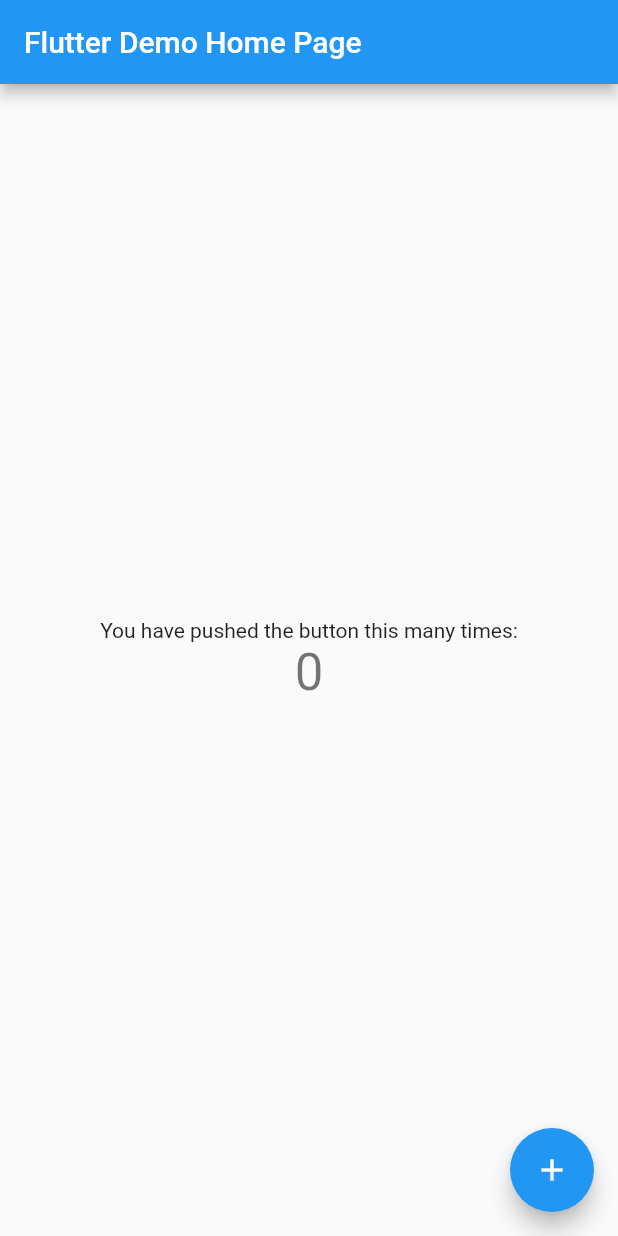
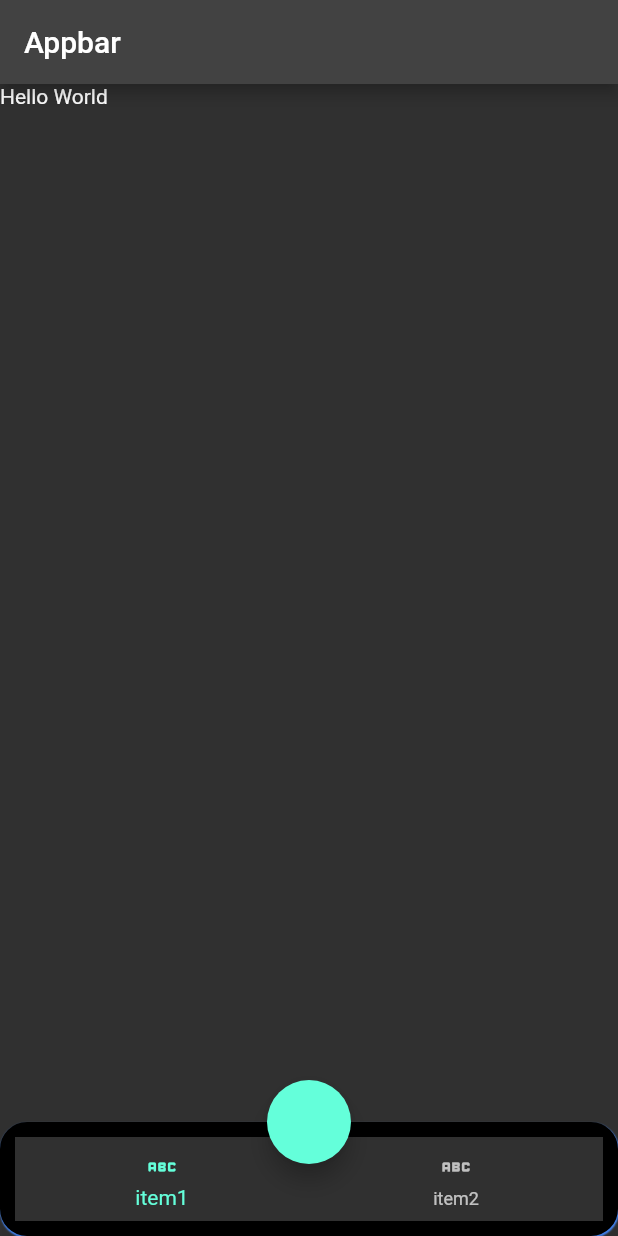
Before and after one commit to Berkay-Ates/FlutterFull, a Flutter app: the screen it shows after launch, on a phone screen of 412 x 824 dp. Run offline on Flutter 3.47's test engine with Material 2 defaults, Android fonts, the phone set to English and light mode, and no system bars.

Commit message:
ilk ders atlandı 2. dersin commiti

```diff
--- /dev/null
+++ b/lib/100/container_sized_learn.dart
@@ -0,0 +1,68 @@
+import 'package:flutter/material.dart';
+
+class ContainerSizedBoxLearn extends StatelessWidget {
+  @override
+  Widget build(BuildContext context) {
+    return Scaffold(
+      appBar: AppBar(
+        title: Text('learn'),
+      ),
+      body: Column(
+        children: [
+          Padding(
+            padding: const EdgeInsets.all(8.0),
+            child: SizedBox(
+              height: 300,
+              width: 300,
+              child: Text('a' * 5000),
+            ),
+          ),
+          const SizedBox.shrink(),
+          Padding(
+            padding: const EdgeInsets.all(8.0),
+            child: SizedBox.square(
+              dimension: 150,
+              child: Text(
+                'a' * 2000,
+                overflow: TextOverflow.fade,
+              ),
+            ),
+          ),
+          Padding(
+            padding: const EdgeInsets.all(8.0),
+            child: Container(
+              child: Text('w' * 93),
+              decoration: ProjectContainerDecoration(),
+            ),
+          ),
+        ],
+      ),
+    );
+  }
+}
+
+class ProjectContainerDecoration extends BoxDecoration {
+  ProjectContainerDecoration()
+      : super(
+          //color: Colors.amberAccent,
+          gradient: const LinearGradient(
+            begin: Alignment.topLeft,
+            end: Alignment.bottomRight,
+            colors: [Colors.green, Colors.orange],
+          ),
+          boxShadow: const [
+            BoxShadow(
+              color: Colors.blueAccent,
+              offset: Offset(
+                0.1,
+                1.0,
+              ),
+              blurRadius: 0.1,
+            ),
+          ],
+          border: Border.all(width: 10),
+          borderRadius: const BorderRadius.all(
+            Radius.circular(18),
+          ),
+        );
+}
--- /dev/null
+++ b/lib/100/scaffold.learn.dart
@@ -0,0 +1,29 @@
+import 'package:flutter/material.dart';
+import 'package:master/100/container_sized_learn.dart';
+
+class ScaffoldLearn extends StatelessWidget {
+  const ScaffoldLearn({Key? key}) : super(key: key);
+
+  @override
+  Widget build(BuildContext context) {
+    return Scaffold(
+      appBar: AppBar(
+        title: const Text('Appbar'),
+      ),
+      floatingActionButton: FloatingActionButton(
+        onPressed: () => null,
+      ),
+      floatingActionButtonLocation: FloatingActionButtonLocation.centerDocked,
+      body: const Text('Hello World'),
+      bottomNavigationBar: Container(
+        decoration: ProjectContainerDecoration(),
+        child: BottomNavigationBar(items: const [
+          BottomNavigationBarItem(
+              icon: Icon(Icons.abc_rounded), label: 'item1'),
+          BottomNavigationBarItem(
+              icon: Icon(Icons.abc_outlined), label: 'item2')
+        ]),
+      ),
+    );
+  }
+}
--- a/lib/main.dart
+++ b/lib/main.dart
@@ -1,115 +1,18 @@
 import 'package:flutter/material.dart';
+import 'package:master/100/container_sized_learn.dart';
+import 'package:master/100/scaffold.learn.dart';
+import 'package:master/100/text_learn.dart';
 
-void main() {
-  runApp(const MyApp());
-}
+void main() => runApp(MyApp());
 
 class MyApp extends StatelessWidget {
-  const MyApp({Key? key}) : super(key: key);
-
-  // This widget is the root of your application.
   @override
   Widget build(BuildContext context) {
     return MaterialApp(
-      title: 'Flutter Demo',
-      theme: ThemeData(
-        // This is the theme of your application.
-        //
-        // Try running your application with "flutter run". You'll see the
-        // application has a blue toolbar. Then, without quitting the app, try
-        // changing the primarySwatch below to Colors.green and then invoke
-        // "hot reload" (press "r" in the console where you ran "flutter run",
-        // or simply save your changes to "hot reload" in a Flutter IDE).
-        // Notice that the counter didn't reset back to zero; the application
-        // is not restarted.
-        primarySwatch: Colors.blue,
-      ),
-      home: const MyHomePage(title: 'Flutter Demo Home Page'),
+      title: 'Material App',
+      debugShowCheckedModeBanner: false,
+      theme: ThemeData.dark(),
+      home: ScaffoldLearn(),
     );
   }
 }
-
-class MyHomePage extends StatefulWidget {
-  const MyHomePage({Key? key, required this.title}) : super(key: key);
-
-  // This widget is the home page of your application. It is stateful, meaning
-  // that it has a State object (defined below) that contains fields that affect
-  // how it looks.
-
-  // This class is the configuration for the state. It holds the values (in this
-  // case the title) provided by the parent (in this case the App widget) and
-  // used by the build method of the State. Fields in a Widget subclass are
-  // always marked "final".
-
-  final String title;
-
-  @override
-  State<MyHomePage> createState() => _MyHomePageState();
-}
-
-class _MyHomePageState extends State<MyHomePage> {
-  int _counter = 0;
-
-  void _incrementCounter() {
-    setState(() {
-      // This call to setState tells the Flutter framework that something has
-      // changed in this State, which causes it to rerun the build method below
-      // so that the display can reflect the updated values. If we changed
-      // _counter without calling setState(), then the build method would not be
-      // called again, and so nothing would appear to happen.
-      _counter++;
-    });
-  }
-
-  @override
-  Widget build(BuildContext context) {
-    // This method is rerun every time setState is called, for instance as done
-    // by the _incrementCounter method above.
-    //
-    // The Flutter framework has been optimized to make rerunning build methods
-    // fast, so that you can just rebuild anything that needs updating rather
-    // than having to individually change instances of widgets.
-    return Scaffold(
-      appBar: AppBar(
-        // Here we take the value from the MyHomePage object that was created by
-        // the App.build method, and use it to set our appbar title.
-        title: Text(widget.title),
-      ),
-      body: Center(
-        // Center is a layout widget. It takes a single child and positions it
-        // in the middle of the parent.
-        child: Column(
-          // Column is also a layout widget. It takes a list of children and
-          // arranges them vertically. By default, it sizes itself to fit its
-          // children horizontally, and tries to be as tall as its parent.
-          //
-          // Invoke "debug painting" (press "p" in the console, choose the
-          // "Toggle Debug Paint" action from the Flutter Inspector in Android
-          // Studio, or the "Toggle Debug Paint" command in Visual Studio Code)
-          // to see the wireframe for each widget.
-          //
-          // Column has various properties to control how it sizes itself and
-          // how it positions its children. Here we use mainAxisAlignment to
-          // center the children vertically; the main axis here is the vertical
-          // axis because Columns are vertical (the cross axis would be
-          // horizontal).
-          mainAxisAlignment: MainAxisAlignment.center,
-          children: <Widget>[
-            const Text(
-              'You have pushed the button this many times:',
-            ),
-            Text(
-              '$_counter',
-              style: Theme.of(context).textTheme.headline4,
-            ),
-          ],
-        ),
-      ),
-      floatingActionButton: FloatingActionButton(
-        onPressed: _incrementCounter,
-        tooltip: 'Increment',
-        child: const Icon(Icons.add),
-      ), // This trailing comma makes auto-formatting nicer for build methods.
-    );
-  }
-}
```
Also changed, not shown: lib/100/text_learn.dart (added, +66 -0 lines), Text/readme.txt (added), 1 other file.
